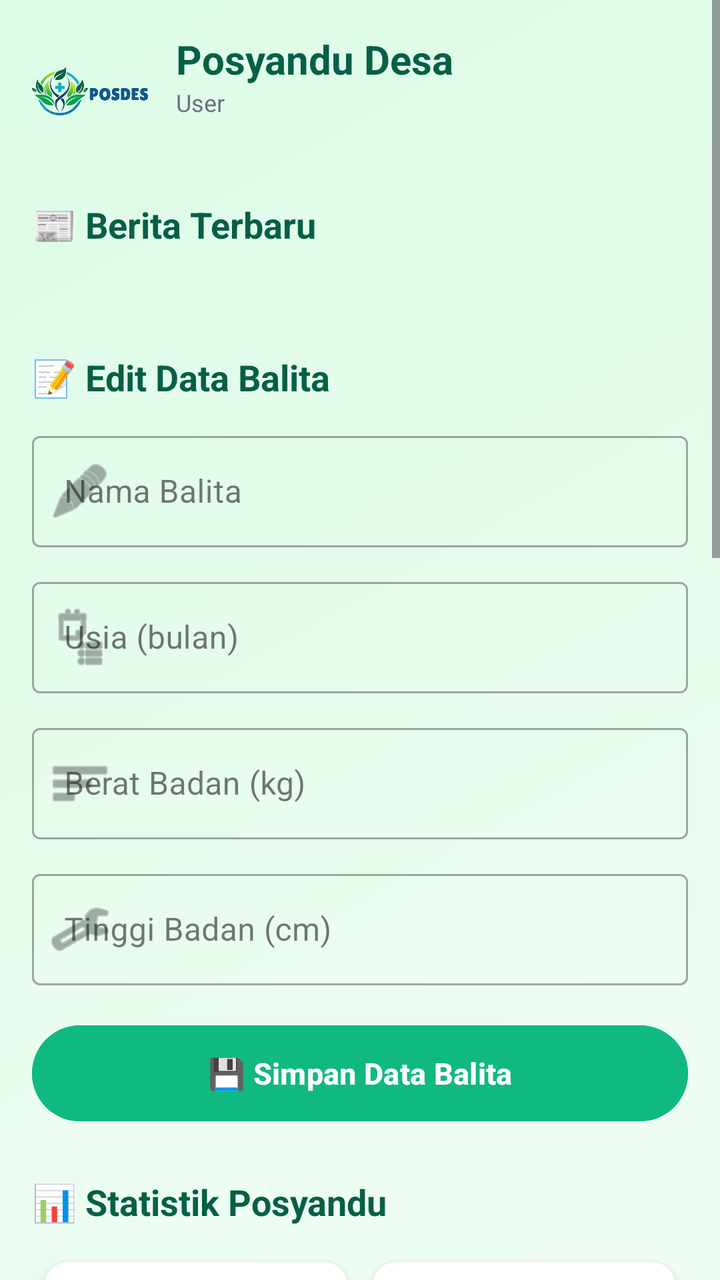
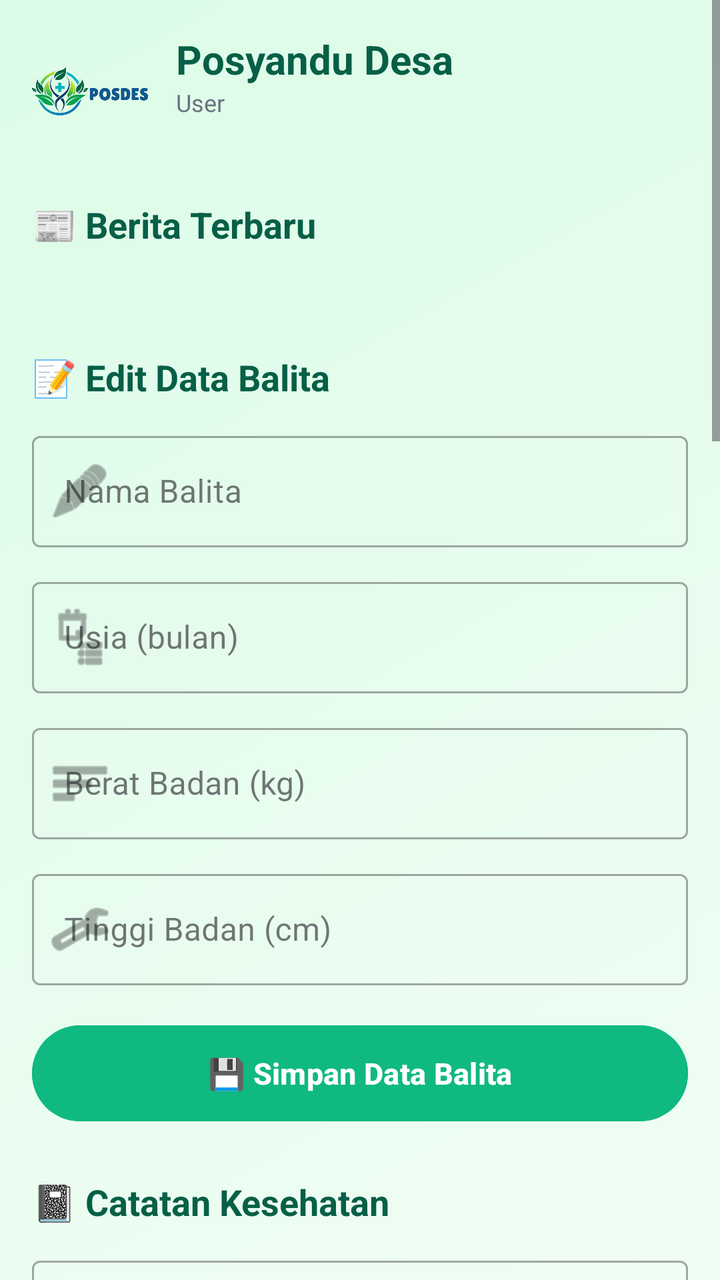

Compare the two renders of this Android layout. The source of the first and the diff that turns it into the second are given below.
<!-- AndroidManifest.xml: application theme Theme.LoginPage -->
<!-- res/layout/fragment_home_posyandu.xml -->
<?xml version="1.0" encoding="utf-8"?>
<ScrollView xmlns:android="http://schemas.android.com/apk/res/android"
    xmlns:app="http://schemas.android.com/apk/res-auto"
    android:layout_width="match_parent"
    android:layout_height="match_parent"
    android:background="@drawable/gradient_background_posyandu">

    <LinearLayout
        android:layout_width="match_parent"
        android:layout_height="wrap_content"
        android:orientation="vertical"
        android:padding="16dp">

        
        <LinearLayout
            android:layout_width="match_parent"
            android:layout_height="wrap_content"
            android:orientation="horizontal"
            android:layout_marginBottom="24dp">

            <ImageView
                android:layout_width="60dp"
                android:layout_height="60dp"
                android:src="@drawable/posdes" />

            <LinearLayout
                android:layout_width="0dp"
                android:layout_height="wrap_content"
                android:layout_weight="1"
                android:layout_marginStart="12dp"
                android:orientation="vertical"
                android:gravity="center_vertical">

                <TextView
                    android:layout_width="wrap_content"
                    android:layout_height="wrap_content"
                    android:text="Posyandu Desa"
                    android:textSize="20sp"
                    android:textStyle="bold"
                    android:textColor="#065F46" />

                <TextView
                    android:id="@+id/tvUserName"
                    android:layout_width="wrap_content"
                    android:layout_height="wrap_content"
                    android:text="User"
                    android:textSize="12sp"
                    android:textColor="#6B7280" />
            </LinearLayout>
        </LinearLayout>

        
        <TextView
            android:layout_width="wrap_content"
            android:layout_height="wrap_content"
            android:text="📰 Berita Terbaru"
            android:textSize="18sp"
            android:textStyle="bold"
            android:textColor="#065F46"
            android:layout_marginBottom="12dp" />

        <androidx.recyclerview.widget.RecyclerView
            android:id="@+id/rvGallery"
            android:layout_width="match_parent"
            android:layout_height="wrap_content"
            android:orientation="horizontal"
            android:layout_marginBottom="16dp" />

        <androidx.recyclerview.widget.RecyclerView
            android:id="@+id/rvNews"
            android:layout_width="match_parent"
            android:layout_height="wrap_content"
            android:nestedScrollingEnabled="false"
            android:layout_marginBottom="24dp" />

        
        <TextView
            android:layout_width="wrap_content"
            android:layout_height="wrap_content"
            android:text="📝 Edit Data Balita"
            android:textSize="18sp"
            android:textStyle="bold"
            android:textColor="#065F46"
            android:layout_marginBottom="12dp" />

        
        <com.google.android.material.textfield.TextInputLayout
            android:layout_width="match_parent"
            android:layout_height="wrap_content"
            android:layout_marginBottom="12dp"
            style="@style/Widget.MaterialComponents.TextInputLayout.OutlinedBox"
            app:startIconDrawable="@android:drawable/ic_menu_edit">

            <com.google.android.material.textfield.TextInputEditText
                android:id="@+id/etNamaBalita"
                android:layout_width="match_parent"
                android:layout_height="wrap_content"
                android:hint="Nama Balita"
                android:inputType="textPersonName" />

        </com.google.android.material.textfield.TextInputLayout>

        
        <com.google.android.material.textfield.TextInputLayout
            android:layout_width="match_parent"
            android:layout_height="wrap_content"
            android:layout_marginBottom="12dp"
            style="@style/Widget.MaterialComponents.TextInputLayout.OutlinedBox"
            app:startIconDrawable="@android:drawable/ic_menu_agenda">

            <com.google.android.material.textfield.TextInputEditText
                android:id="@+id/etUsiaBalita"
                android:layout_width="match_parent"
                android:layout_height="wrap_content"
                android:hint="Usia (bulan)"
                android:inputType="number" />

        </com.google.android.material.textfield.TextInputLayout>

        
        <com.google.android.material.textfield.TextInputLayout
            android:layout_width="match_parent"
            android:layout_height="wrap_content"
            android:layout_marginBottom="12dp"
            style="@style/Widget.MaterialComponents.TextInputLayout.OutlinedBox"
            app:startIconDrawable="@android:drawable/ic_menu_sort_by_size">

            <com.google.android.material.textfield.TextInputEditText
                android:id="@+id/etBeratBadan"
                android:layout_width="match_parent"
                android:layout_height="wrap_content"
                android:hint="Berat Badan (kg)"
                android:inputType="numberDecimal" />

        </com.google.android.material.textfield.TextInputLayout>

        
        <com.google.android.material.textfield.TextInputLayout
            android:layout_width="match_parent"
            android:layout_height="wrap_content"
            android:layout_marginBottom="16dp"
            style="@style/Widget.MaterialComponents.TextInputLayout.OutlinedBox"
            app:startIconDrawable="@android:drawable/ic_menu_manage">

            <com.google.android.material.textfield.TextInputEditText
                android:id="@+id/etTinggiBadan"
                android:layout_width="match_parent"
                android:layout_height="wrap_content"
                android:hint="Tinggi Badan (cm)"
                android:inputType="numberDecimal" />

        </com.google.android.material.textfield.TextInputLayout>

        
        <com.google.android.material.button.MaterialButton
            android:id="@+id/btnSimpanData"
            android:layout_width="match_parent"
            android:layout_height="56dp"
            android:layout_marginBottom="24dp"
            android:backgroundTint="#10B981"
            android:text="💾 Simpan Data Balita"
            android:textColor="#FFFFFF"
            android:textSize="15sp"
            android:textStyle="bold"
            app:cornerRadius="28dp" />

        
        <TextView
            android:layout_width="wrap_content"
            android:layout_height="wrap_content"
            android:text="📊 Statistik Posyandu"
            android:textSize="18sp"
            android:textStyle="bold"
            android:textColor="#065F46"
            android:layout_marginBottom="12dp" />

        <GridLayout
            android:layout_width="match_parent"
            android:layout_height="wrap_content"
            android:columnCount="2"
            android:rowCount="2"
            android:layout_marginBottom="24dp">

            
            <androidx.cardview.widget.CardView
                android:layout_width="0dp"
                android:layout_height="wrap_content"
                android:layout_columnWeight="1"
                android:layout_margin="6dp"
                app:cardCornerRadius="12dp"
                app:cardElevation="4dp"
                app:cardBackgroundColor="#FFFFFF">

                <LinearLayout
                    android:layout_width="match_parent"
                    android:layout_height="wrap_content"
                    android:orientation="vertical"
                    android:padding="16dp"
                    android:gravity="center">

                    <TextView
                        android:layout_width="wrap_content"
                        android:layout_height="wrap_content"
                        android:text="👥"
                        android:textSize="28sp" />

                    <TextView
                        android:id="@+id/tvWargaTerdaftar"
                        android:layout_width="wrap_content"
                        android:layout_height="wrap_content"
                        android:text="1.250"
                        android:textSize="20sp"
                        android:textStyle="bold"
                        android:textColor="#065F46" />

                    <TextView
                        android:layout_width="wrap_content"
                        android:layout_height="wrap_content"
                        android:text="Warga Terdaftar"
                        android:textSize="12sp"
                        android:textColor="#6B7280" />
                </LinearLayout>
            </androidx.cardview.widget.CardView>

            
            <androidx.cardview.widget.CardView
                android:layout_width="0dp"
                android:layout_height="wrap_content"
                android:layout_columnWeight="1"
                android:layout_margin="6dp"
                app:cardCornerRadius="12dp"
                app:cardElevation="4dp"
                app:cardBackgroundColor="#FFFFFF">

                <LinearLayout
                    android:layout_width="match_parent"
                    android:layout_height="wrap_content"
                    android:orientation="vertical"
                    android:padding="16dp"
                    android:gravity="center">

                    <TextView
                        android:layout_width="wrap_content"
                        android:layout_height="wrap_content"
                        android:text="👩‍⚕️"
                        android:textSize="28sp" />

                    <TextView
                        android:id="@+id/tvKaderPosyandu"
                        android:layout_width="wrap_content"
                        android:layout_height="wrap_content"
                        android:text="18"
                        android:textSize="20sp"
                        android:textStyle="bold"
                        android:textColor="#065F46" />

                    <TextView
                        android:layout_width="wrap_content"
                        android:layout_height="wrap_content"
                        android:text="Kader Posyandu"
                        android:textSize="12sp"
                        android:textColor="#6B7280" />
                </LinearLayout>
            </androidx.cardview.widget.CardView>

            
            <androidx.cardview.widget.CardView
                android:layout_width="0dp"
                android:layout_height="wrap_content"
                android:layout_columnWeight="1"
                android:layout_margin="6dp"
                app:cardCornerRadius="12dp"
                app:cardElevation="4dp"
                app:cardBackgroundColor="#FFFFFF">

                <LinearLayout
                    android:layout_width="match_parent"
                    android:layout_height="wrap_content"
                    android:orientation="vertical"
                    android:padding="16dp"
                    android:gravity="center">

                    <TextView
                        android:layout_width="wrap_content"
                        android:layout_height="wrap_content"
                        android:text="📅"
                        android:textSize="28sp" />

                    <TextView
                        android:id="@+id/tvJadwalAktif"
                        android:layout_width="wrap_content"
                        android:layout_height="wrap_content"
                        android:text="12"
                        android:textSize="20sp"
                        android:textStyle="bold"
                        android:textColor="#065F46" />

                    <TextView
                        android:layout_width="wrap_content"
                        android:layout_height="wrap_content"
                        android:text="Jadwal Aktif"
                        android:textSize="12sp"
                        android:textColor="#6B7280" />
                </LinearLayout>
            </androidx.cardview.widget.CardView>

            
            <androidx.cardview.widget.CardView
                android:layout_width="0dp"
                android:layout_height="wrap_content"
                android:layout_columnWeight="1"
                android:layout_margin="6dp"
                app:cardCornerRadius="12dp"
                app:cardElevation="4dp"
                app:cardBackgroundColor="#FFFFFF">

                <LinearLayout
                    android:layout_width="match_parent"
                    android:layout_height="wrap_content"
                    android:orientation="vertical"
                    android:padding="16dp"
                    android:gravity="center">

                    <TextView
                        android:layout_width="wrap_content"
                        android:layout_height="wrap_content"
                        android:text="💉"
                        android:textSize="28sp" />

                    <TextView
                        android:id="@+id/tvDataImunisasi"
                        android:layout_width="wrap_content"
                        android:layout_height="wrap_content"
                        android:text="860"
                        android:textSize="20sp"
                        android:textStyle="bold"
                        android:textColor="#065F46" />

                    <TextView
                        android:layout_width="wrap_content"
                        android:layout_height="wrap_content"
                        android:text="Data Imunisasi"
                        android:textSize="12sp"
                        android:textColor="#6B7280" />
                </LinearLayout>
            </androidx.cardview.widget.CardView>
        </GridLayout>

        
        <TextView
            android:layout_width="wrap_content"
            android:layout_height="wrap_content"
            android:text="✨ Layanan Posyandu"
            android:textSize="18sp"
            android:textStyle="bold"
            android:textColor="#065F46"
            android:layout_marginBottom="12dp" />

        <com.google.android.material.chip.ChipGroup
            android:id="@+id/chipGroupLayanan"
            android:layout_width="match_parent"
            android:layout_height="wrap_content"
            app:chipSpacing="10dp"
            android:layout_marginBottom="24dp" />

        
        <TextView
            android:layout_width="wrap_content"
            android:layout_height="wrap_content"
            android:text="🔧 Aplikasi Pendukung"
            android:textSize="18sp"
            android:textStyle="bold"
            android:textColor="#065F46"
            android:layout_marginBottom="12dp" />

        
        <com.google.android.material.button.MaterialButton
            android:id="@+id/btnRuang"
            android:layout_width="match_parent"
            android:layout_height="56dp"
            android:layout_marginBottom="12dp"
            android:backgroundTint="#059669"
            android:text="📐 Rumus Bangun Ruang"
            android:textColor="#FFFFFF"
            android:textSize="15sp"
            android:textStyle="bold"
            app:cornerRadius="28dp" />

        
        <com.google.android.material.button.MaterialButton
            android:id="@+id/btnWebDashboard"
            android:layout_width="match_parent"
            android:layout_height="56dp"
            android:layout_marginBottom="12dp"
            android:backgroundTint="#10B981"
            android:text="🌐 Buka Dashboard Web"
            android:textColor="#FFFFFF"
            android:textSize="15sp"
            android:textStyle="bold"
            app:cornerRadius="28dp" />

        
        <com.google.android.material.button.MaterialButton
            android:id="@+id/btnCustom1"
            android:layout_width="match_parent"
            android:layout_height="56dp"
            android:layout_marginBottom="12dp"
            android:backgroundTint="#34D399"
            android:text="✨ Custom Page 1"
            android:textColor="#FFFFFF"
            android:textSize="15sp"
            android:textStyle="bold"
            app:cornerRadius="28dp" />

        
        <com.google.android.material.button.MaterialButton
            android:id="@+id/btnCustom2"
            android:layout_width="match_parent"
            android:layout_height="56dp"
            android:layout_marginBottom="24dp"
            android:backgroundTint="#6EE7B7"
            android:text="🎨 Custom Page 2"
            android:textColor="#064E3B"
            android:textSize="15sp"
            android:textStyle="bold"
            app:cornerRadius="28dp" />

        
        <androidx.cardview.widget.CardView
            android:layout_width="match_parent"
            android:layout_height="wrap_content"
            android:layout_marginBottom="16dp"
            app:cardCornerRadius="16dp"
            app:cardElevation="4dp"
            app:cardBackgroundColor="#10B981">

            <LinearLayout
                android:layout_width="match_parent"
                android:layout_height="wrap_content"
                android:orientation="vertical"
                android:padding="20dp"
                android:gravity="center">

                <TextView
                    android:layout_width="wrap_content"
                    android:layout_height="wrap_content"
                    android:text="Bersama Posyandu, Wujudkan Generasi Sehat"
                    android:textSize="16sp"
                    android:textStyle="bold"
                    android:textColor="#FFFFFF" />

                <TextView
                    android:layout_width="wrap_content"
                    android:layout_height="wrap_content"
                    android:text="Digitalisasi pelayanan kesehatan ibu dan anak"
                    android:textSize="12sp"
                    android:textColor="#D1FAE5"
                    android:layout_marginTop="4dp" />
            </LinearLayout>
        </androidx.cardview.widget.CardView>

        
        <com.google.android.material.button.MaterialButton
            android:id="@+id/btnLogout"
            android:layout_width="match_parent"
            android:layout_height="56dp"
            android:text="🚪 Logout"
            android:textSize="14sp"
            android:backgroundTint="#EF4444"
            android:textColor="#FFFFFF"
            app:cornerRadius="28dp" />

    </LinearLayout>
</ScrollView>
<!-- resources referenced by this layout -->
<resources>
  <!-- drawable gradient_background_posyandu (drawable) -->
  <?xml version="1.0" encoding="utf-8"?>
  <shape xmlns:android="http://schemas.android.com/apk/res/android">
      <gradient
          android:startColor="#F0FDF4"
          android:endColor="#DCFCE7"
          android:angle="135" />
  </shape>
  <!-- drawable posdes: png bitmap (drawable, 135148 bytes) -->
  <style name="Theme.LoginPage" parent="Base.Theme.LoginPage" />
  <style name="Base.Theme.LoginPage" parent="Theme.Material3.DayNight.NoActionBar">
          
          <item name="colorPrimary">@color/teal_700</item>
          <item name="colorPrimaryVariant">@color/teal_800</item>
          <item name="colorOnPrimary">@color/white</item>
          <item name="colorSecondary">@color/green_500</item>
          <item name="colorSecondaryVariant">@color/green_700</item>
          <item name="colorOnSecondary">@color/black</item>
          <item name="android:statusBarColor">?attr/colorPrimaryVariant</item>
      </style>
  <color name="teal_700">#0F766E</color>
  <color name="teal_800">#00695C</color>
  <color name="white">#FFFFFF</color>
  <color name="green_500">#10B981</color>
  <color name="green_700">#388E3C</color>
  <color name="black">#000000</color>
</resources>

<!-- the commit's change to res/layout/fragment_home_posyandu.xml (unified diff, before → after) -->
@@ -168,6 +168,60 @@
         <TextView
             android:layout_width="wrap_content"
             android:layout_height="wrap_content"
+            android:text="📓 Catatan Kesehatan"
+            android:textSize="18sp"
+            android:textStyle="bold"
+            android:textColor="#065F46"
+            android:layout_marginBottom="12dp" />
+
+        <com.google.android.material.textfield.TextInputLayout
+            android:layout_width="match_parent"
+            android:layout_height="wrap_content"
+            android:layout_marginBottom="12dp"
+            style="@style/Widget.MaterialComponents.TextInputLayout.OutlinedBox">
+
+            <com.google.android.material.textfield.TextInputEditText
+                android:id="@+id/etJudulCatatan"
+                android:layout_width="match_parent"
+                android:layout_height="wrap_content"
+                android:hint="Judul Catatan" />
+        </com.google.android.material.textfield.TextInputLayout>
+
+        <com.google.android.material.textfield.TextInputLayout
+            android:layout_width="match_parent"
+            android:layout_height="wrap_content"
+            android:layout_marginBottom="12dp"
+            style="@style/Widget.MaterialComponents.TextInputLayout.OutlinedBox">
+
+            <com.google.android.material.textfield.TextInputEditText
+                android:id="@+id/etIsiCatatan"
+                android:layout_width="match_parent"
+                android:layout_height="wrap_content"
+                android:hint="Isi Catatan"
+                android:gravity="top"
+                android:lines="3" />
+        </com.google.android.material.textfield.TextInputLayout>
+
+        <com.google.android.material.button.MaterialButton
+            android:id="@+id/btnSimpanCatatan"
+            android:layout_width="match_parent"
+            android:layout_height="56dp"
+            android:layout_marginBottom="16dp"
+            android:backgroundTint="#059669"
+            android:text="➕ Tambah Catatan"
+            app:cornerRadius="28dp" />
+
+        <androidx.recyclerview.widget.RecyclerView
+            android:id="@+id/rvCatatan"
+            android:layout_width="match_parent"
+            android:layout_height="wrap_content"
+            android:nestedScrollingEnabled="false"
+            android:layout_marginBottom="24dp" />
+
+        
+        <TextView
+            android:layout_width="wrap_content"
+            android:layout_height="wrap_content"
             android:text="📊 Statistik Posyandu"
             android:textSize="18sp"
             android:textStyle="bold"
@@ -460,6 +514,34 @@
         </androidx.cardview.widget.CardView>
 
         
+        <LinearLayout
+            android:layout_width="match_parent"
+            android:layout_height="wrap_content"
+            android:orientation="horizontal"
+            android:layout_marginBottom="16dp">
+
+            <com.google.android.material.button.MaterialButton
+                android:id="@+id/btnProfile"
+                android:layout_width="0dp"
+                android:layout_height="56dp"
+                android:layout_weight="1"
+                android:layout_marginEnd="6dp"
+                android:backgroundTint="#065F46"
+                android:text="👤 Profil"
+                app:cornerRadius="28dp" />
+
+            <com.google.android.material.button.MaterialButton
+                android:id="@+id/btnSettings"
+                android:layout_width="0dp"
+                android:layout_height="56dp"
+                android:layout_weight="1"
+                android:layout_marginStart="6dp"
+                android:backgroundTint="#374151"
+                android:text="⚙️ Pengaturan"
+                app:cornerRadius="28dp" />
+        </LinearLayout>
+
+        
         <com.google.android.material.button.MaterialButton
             android:id="@+id/btnLogout"
             android:layout_width="match_parent"
